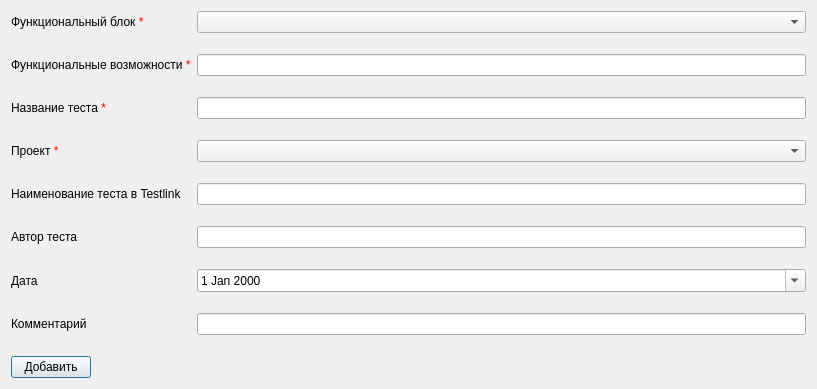
Before: the Qt Designer form dialogaddtest.ui in Saureg/Autotest-Controller, drawn with Qt 5.
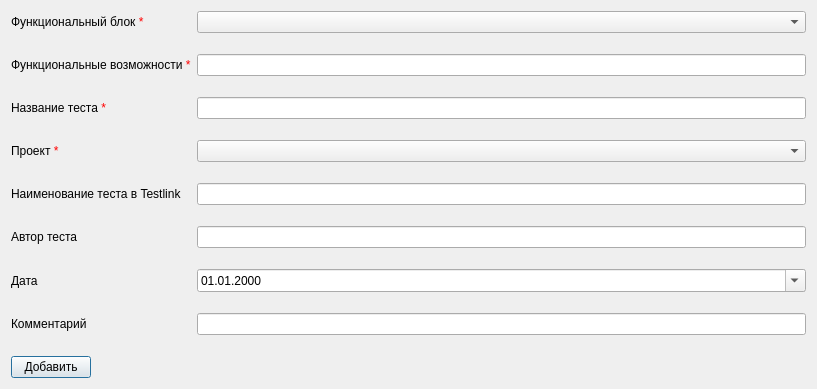
After: the same form once the commit is applied.

```diff
--- a/dialogaddtest.ui
+++ b/dialogaddtest.ui
@@ -113,6 +113,9 @@
    </item>
    <item row="13" column="1">
     <widget class="QDateEdit" name="dateEdit">
+     <property name="displayFormat">
+      <string>dd.MM.yyyy</string>
+     </property>
      <property name="calendarPopup">
       <bool>true</bool>
      </property>
```
